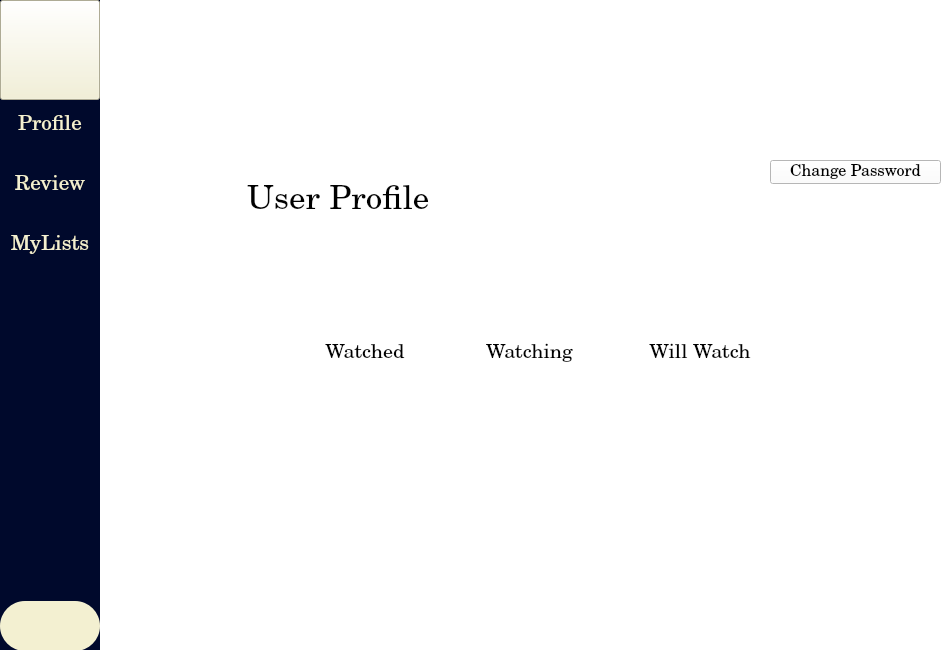
This is ui_new/ProfilePageUi.ui in gkasita/LibMov_SEP as Qt 5 draws it before an edit. The edited form follows.
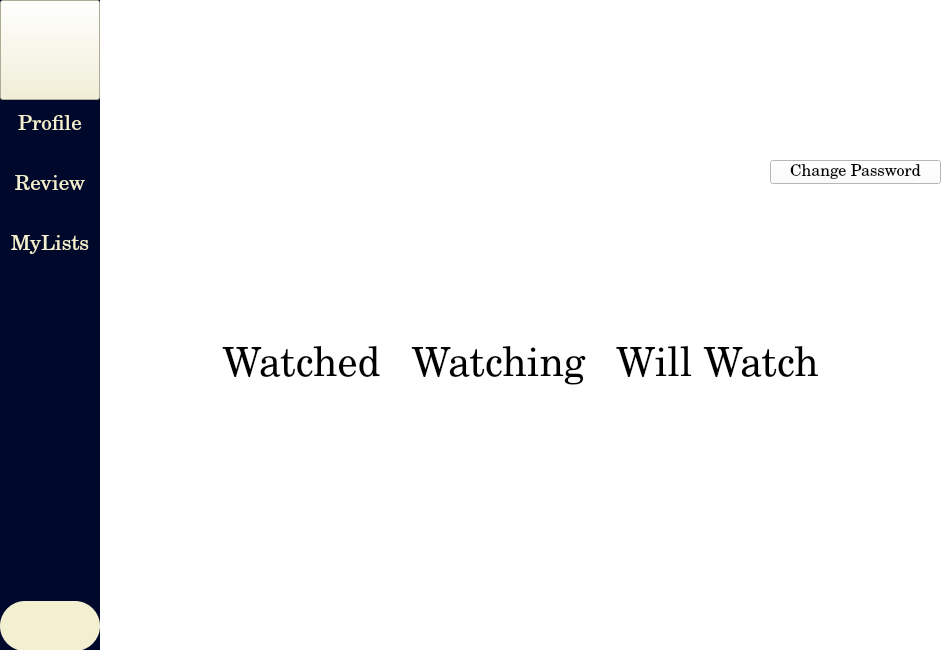
This is the edited form. Icons and pictures are not drawn.

Diff of the .ui file:
```diff
--- a/ui_new/ProfilePageUi.ui
+++ b/ui_new/ProfilePageUi.ui
@@ -347,12 +347,15 @@
    <property name="geometry">
     <rect>
      <x>100</x>
-     <y>80</y>
-     <width>432</width>
-     <height>242</height>
+     <y>150</y>
+     <width>492</width>
+     <height>77</height>
     </rect>
    </property>
    <layout class="QHBoxLayout" name="horizontalLayout">
+    <property name="spacing">
+     <number>15</number>
+    </property>
     <item>
      <widget class="QLabel" name="label_9">
       <property name="maximumSize">
@@ -374,9 +377,15 @@
     </item>
     <item>
      <widget class="QLabel" name="label">
+      <property name="minimumSize">
+       <size>
+        <width>400</width>
+        <height>0</height>
+       </size>
+      </property>
       <property name="maximumSize">
        <size>
-        <width>250</width>
+        <width>400</width>
         <height>75</height>
        </size>
       </property>
@@ -387,7 +396,7 @@
        </font>
       </property>
       <property name="text">
-       <string>User Profile</string>
+       <string/>
       </property>
      </widget>
     </item>
@@ -396,21 +405,30 @@
   <widget class="QWidget" name="">
    <property name="geometry">
     <rect>
-     <x>270</x>
+     <x>100</x>
      <y>340</y>
-     <width>531</width>
-     <height>78</height>
+     <width>841</width>
+     <height>128</height>
     </rect>
    </property>
+   <layout class="QHBoxLayout" name="horizontalLayout_3">
+    <item>
+     <spacer name="horizontalSpacer">
+      <property name="orientation">
+       <enum>Qt::Horizontal</enum>
+      </property>
+      <property name="sizeHint" stdset="0">
+       <size>
+        <width>40</width>
+        <height>20</height>
+       </size>
+      </property>
+     </spacer>
+    </item>
+    <item>
    <layout class="QHBoxLayout" name="horizontalLayout_2">
     <property name="spacing">
-     <number>75</number>
-    </property>
-    <property name="leftMargin">
-     <number>50</number>
-    </property>
-    <property name="rightMargin">
-     <number>50</number>
+       <number>30</number>
     </property>
     <item>
      <layout class="QVBoxLayout" name="verticalLayout">
@@ -422,7 +440,7 @@
         <property name="font">
          <font>
           <family>Century Schoolbook</family>
-          <pointsize>15</pointsize>
+            <pointsize>30</pointsize>
          </font>
         </property>
         <property name="text">
@@ -438,7 +456,7 @@
         <property name="font">
          <font>
           <family>Century Schoolbook</family>
-          <pointsize>15</pointsize>
+            <pointsize>30</pointsize>
          </font>
         </property>
         <property name="text">
@@ -461,7 +479,7 @@
         <property name="font">
          <font>
           <family>Century Schoolbook</family>
-          <pointsize>15</pointsize>
+            <pointsize>30</pointsize>
          </font>
         </property>
         <property name="text">
@@ -477,7 +495,7 @@
         <property name="font">
          <font>
           <family>Century Schoolbook</family>
-          <pointsize>15</pointsize>
+            <pointsize>30</pointsize>
          </font>
         </property>
         <property name="text">
@@ -500,7 +518,7 @@
         <property name="font">
          <font>
           <family>Century Schoolbook</family>
-          <pointsize>15</pointsize>
+            <pointsize>30</pointsize>
          </font>
         </property>
         <property name="text">
@@ -516,7 +534,7 @@
         <property name="font">
          <font>
           <family>Century Schoolbook</family>
-          <pointsize>15</pointsize>
+            <pointsize>30</pointsize>
          </font>
         </property>
         <property name="text">
@@ -530,6 +548,21 @@
      </layout>
     </item>
    </layout>
+    </item>
+    <item>
+     <spacer name="horizontalSpacer_2">
+      <property name="orientation">
+       <enum>Qt::Horizontal</enum>
+      </property>
+      <property name="sizeHint" stdset="0">
+       <size>
+        <width>40</width>
+        <height>20</height>
+       </size>
+      </property>
+     </spacer>
+    </item>
+   </layout>
   </widget>
  </widget>
  <resources>
```
Left out of the diff: 7 changed lines with no effect on the pictures. Lines whose indentation alone changed are shown as unchanged.
